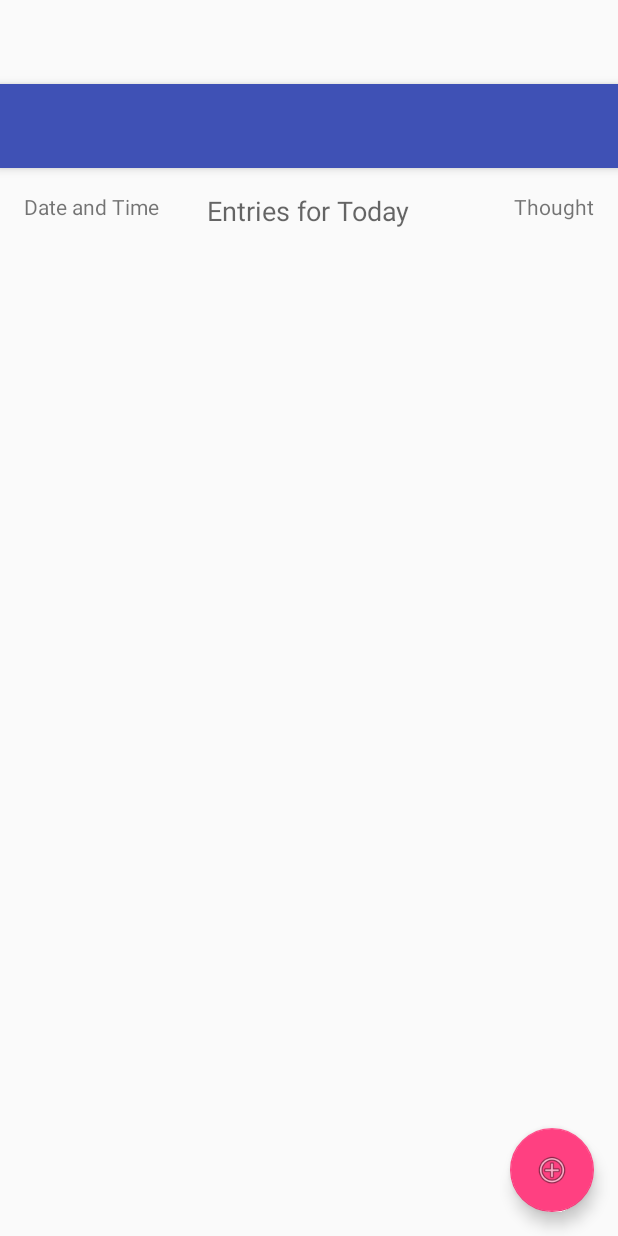
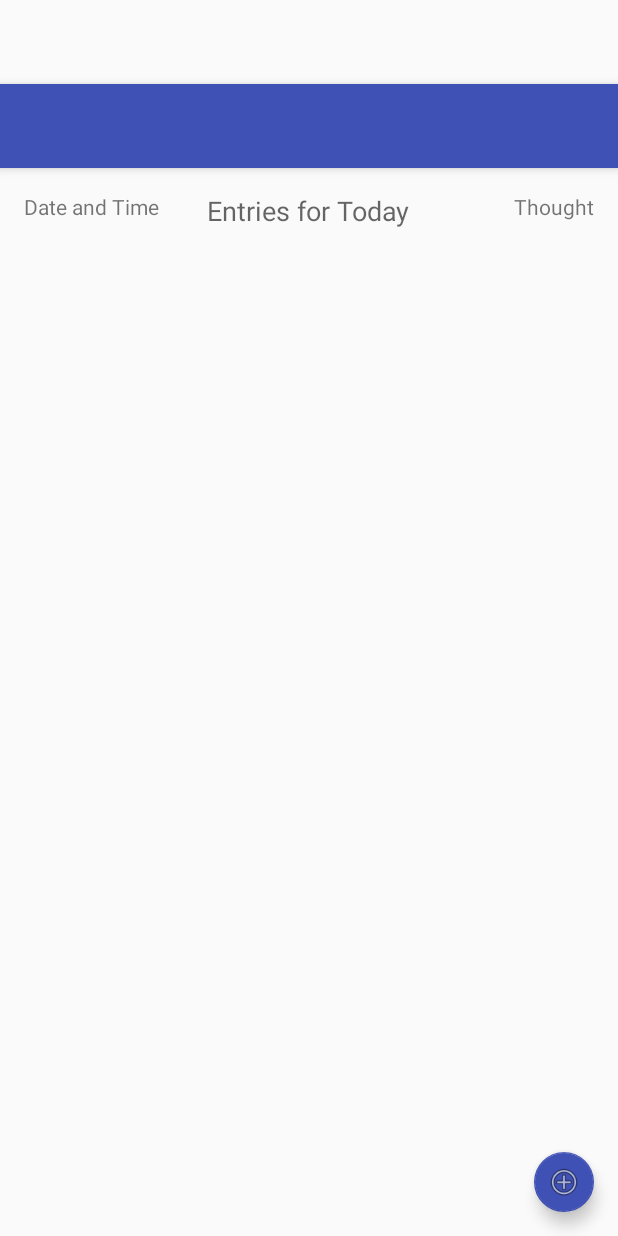
Before and after one commit to viktriom/Diary, an Android app: the layout app_bar_main.xml on its own in the app's theme, with its tools: preview values and no code run, on a phone screen of 412 x 824 dp. Run offline under Robolectric (Android 15) with nearby library versions, the phone set to English and light mode, and no system bars.

Commit message:
Implemented the add button animation.

```diff
--- a/app/src/main/res/layout/app_bar_main.xml
+++ b/app/src/main/res/layout/app_bar_main.xml
@@ -18,8 +18,14 @@
     <include layout="@layout/content_main" />
 
     <android.support.design.widget.FloatingActionButton android:id="@+id/fab"
-        android:layout_width="wrap_content" android:layout_height="wrap_content"
-        android:layout_gravity="bottom|end" android:layout_margin="@dimen/fab_margin"
-        android:src="@android:drawable/ic_menu_add" />
+        android:layout_width="wrap_content"
+        android:layout_height="wrap_content"
+        android:layout_gravity="bottom|end"
+        android:layout_margin="@dimen/fab_margin"
+        android:src="@android:drawable/ic_menu_add"
+        app:backgroundTint="@color/colorPrimary"
+        app:fabSize="mini"/>
+
+    <include layout="@layout/fab_layout" />
 
 </android.support.design.widget.CoordinatorLayout>
--- /dev/null
+++ b/app/src/main/res/layout/fab_layout.xml
@@ -0,0 +1,38 @@
+<FrameLayout xmlns:android="http://schemas.android.com/apk/res/android"
+    xmlns:app="http://schemas.android.com/apk/res-auto"
+    android:layout_width="match_parent"
+    android:layout_height="match_parent">
+
+    <android.support.design.widget.FloatingActionButton
+        android:id="@+id/fab_1"
+        android:layout_width="wrap_content"
+        android:layout_height="wrap_content"
+        android:layout_gravity="bottom|end"
+        android:layout_margin="@dimen/fab_margin"
+        android:src="@android:drawable/ic_menu_compass"
+        android:visibility="invisible"
+        app:backgroundTint="@color/colorPrimary"
+        app:fabSize="mini" />
+
+    <android.support.design.widget.FloatingActionButton
+        android:id="@+id/fab_2"
+        android:layout_width="wrap_content"
+        android:layout_height="wrap_content"
+        android:layout_gravity="bottom|end"
+        android:layout_margin="@dimen/fab_margin"
+        android:src="@android:drawable/ic_menu_myplaces"
+        android:visibility="invisible"
+        app:backgroundTint="@color/colorPrimary"
+        app:fabSize="mini" />
+
+    <android.support.design.widget.FloatingActionButton
+        android:id="@+id/fab_3"
+        android:layout_width="wrap_content"
+        android:layout_height="wrap_content"
+        android:layout_gravity="bottom|end"
+        android:layout_margin="@dimen/fab_margin"
+        android:src="@android:drawable/ic_menu_share"
+        android:visibility="invisible"
+        app:backgroundTint="@color/colorPrimary"
+        app:fabSize="mini" />
+</FrameLayout>
```
Also changed, not shown: app/src/main/java/com/sonu/diary/activities/MainActivity.java (+52 -11 lines), app/src/main/res/anim/fab1_hide.xml (added, +21 -0 lines), app/src/main/res/anim/fab1_show.xml (added, +32 -0 lines), app/src/main/res/anim/fab2_hide.xml (added, +21 -0 lines), app/src/main/res/anim/fab2_show.xml (added, +32 -0 lines), app/src/main/res/anim/fab3_hide.xml (added, +21 -0 lines), app/src/main/res/anim/fab3_show.xml (added, +32 -0 lines).
